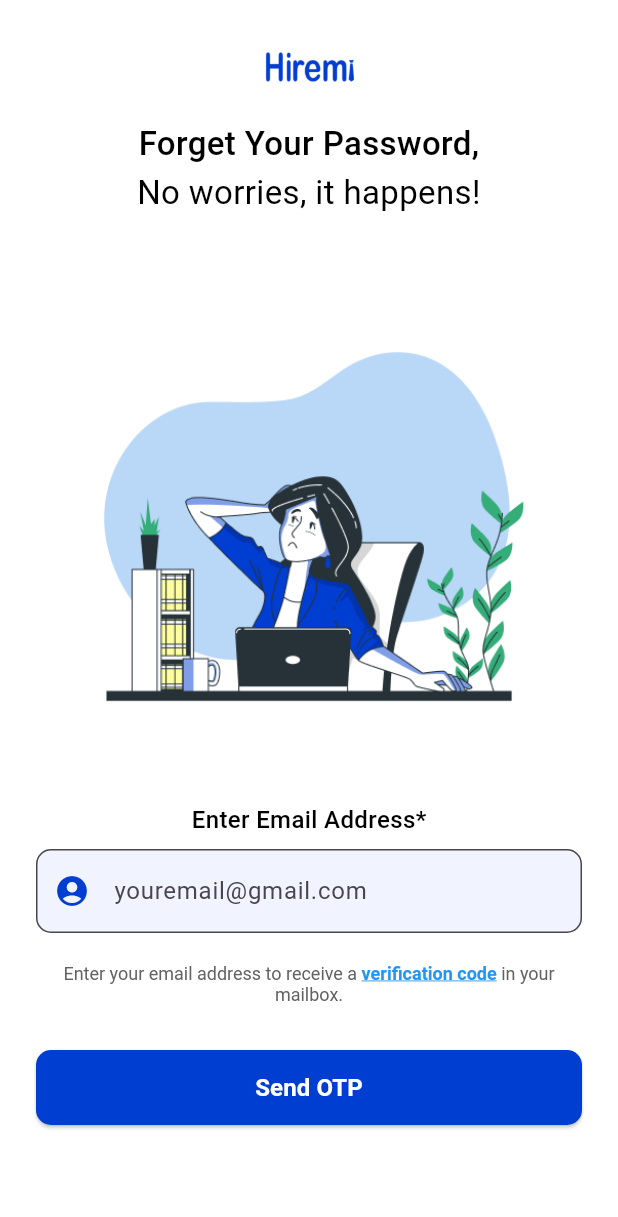
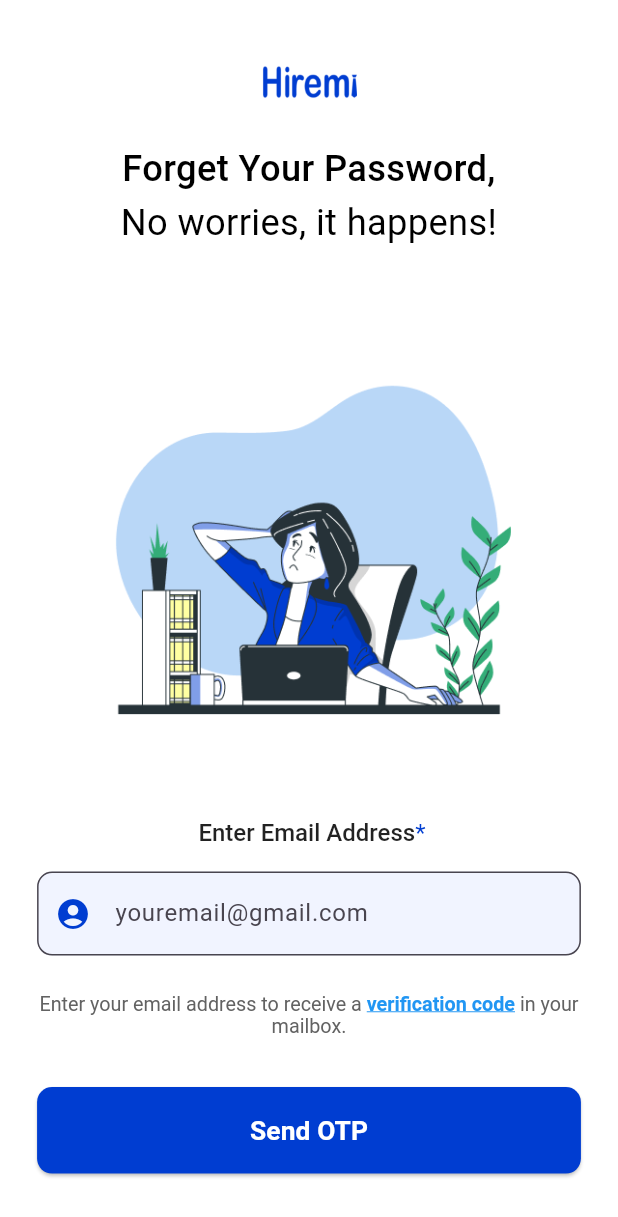
Before and after one commit to GetAnshulAgarwal/Hiremi, a Flutter app: the screen it shows after launch, on a phone screen of 412 x 824 dp. Shown: the top 1217 px of the screen. Run offline on Flutter 3.47's test engine with Material 3 defaults, Android fonts, the phone set to English and light mode, and no system bars; our stand-ins replace flutter_svg; Roboto replaces fonts that are missing (Poppins).

Commit message:
Tanuj Saini code Implementation

```diff
--- /dev/null
+++ b/lib/Const/AppColor.dart
@@ -0,0 +1,42 @@
+import 'dart:ui';
+
+import 'package:flutter/material.dart';
+
+class AppColors {
+  // Primary Colors
+
+  // Primary Colors
+  static const Color primary = Color(0xFFB02721);
+  static const Color primaryLight = Color(0xFFD84315);
+  static const Color primaryDark = Color(0xFF003DD1);
+
+  // Secondary Colors
+  static const Color secondary = Colors.blue;
+
+  // Status Colors
+  static const Color success = Colors.green;
+  static const Color error = Colors.red;
+  static const Color warning = Colors.orange;
+
+  // Neutral Colors
+  static const Color black = Colors.black87;
+  static const Color grey = Colors.grey;
+  static const Color lightGrey = Color(0xFFE0E0E0);
+  static const Color white = Colors.white;
+
+  // Background Colors
+  static const Color background = Colors.white;
+  static const Color surfaceBackground = Color(0xFFF5F5F5);
+
+  // Text Colors
+  static const Color textPrimary = Colors.black87;
+  static const Color textSecondary = Colors.grey;
+  static const Color textLight = Colors.white;
+
+  // Border Colors
+  static const Color border = Color(0xFFE0E0E0);
+
+  // Link Colors
+  static const Color link = Colors.blue;
+  static const Color linkUnderline = Colors.blue;
+}
--- /dev/null
+++ b/lib/Model/enum.dart
@@ -0,0 +1,5 @@
+enum OtpStatus {
+  normal,
+  error,
+  success,
+}
--- a/lib/Screens/password_recovery_page_screen.dart
+++ b/lib/Screens/password_recovery_page_screen.dart
@@ -1,5 +1,6 @@
+import 'package:flutter/gestures.dart';
 import 'package:flutter/material.dart';
-import 'package:flutter/gestures.dart';
+import 'otpScreen.dart'; // Import the OTP screen
 
 import '../colors.dart';
 
@@ -27,6 +28,14 @@ class _PasswordRecoveryPageScreenState
 
   @override
   Widget build(BuildContext context) {
+    final screenHeight = MediaQuery.of(context).size.height;
+    final screenWidth = MediaQuery.of(context).size.width;
+
+    // Helper function for responsive text size
+    double responsiveFontSize(double baseFontSize) {
+      return baseFontSize * screenWidth / 375;
+    }
+
     return Scaffold(
       backgroundColor: AppColors.backgroundColor,
       body: SafeArea(
@@ -38,61 +47,74 @@ class _PasswordRecoveryPageScreenState
             crossAxisAlignment: CrossAxisAlignment.center,
             mainAxisSize: MainAxisSize.min,
             children: [
-              const SizedBox(height: 32),
+              SizedBox(height: screenHeight * 0.05),
 
               // App Logo
               const AppLogo(),
 
-              const SizedBox(height: 20),
+              SizedBox(height: screenHeight * 0.03),
 
               // Forget Password Text
-              const Text(
+              Text(
                 "Forget Your Password,",
                 textAlign: TextAlign.center,
                 style: TextStyle(
                   fontFamily: 'Poppins',
-                  fontSize: 22,
+                  fontSize: responsiveFontSize(22),
                   fontWeight: FontWeight.w500,
                   height: 1.5,
                   color: AppColors.textColor,
                 ),
               ),
-              const Text(
+              Text(
                 "No worries, it happens!",
                 textAlign: TextAlign.center,
                 style: TextStyle(
                   fontFamily: 'Poppins',
-                  fontSize: 22,
+                  fontSize: responsiveFontSize(22),
                   fontWeight: FontWeight.w400,
                   height: 1.5,
                   color: AppColors.textColor,
                 ),
               ),
 
-              const SizedBox(height: 20),
+              SizedBox(height: screenHeight * 0.03),
 
               // Illustration Image
-              _illustrationImage(),
+              _illustrationImage(screenWidth),
 
-              const SizedBox(height: 20),
+              SizedBox(height: screenHeight * 0.03),
 
               // Email Input Label and Field
-              const Padding(
-                padding: EdgeInsets.symmetric(horizontal: 24.0),
-                child: Text(
-                  "Enter Email Address*",
-                  textAlign: TextAlign.left,
+              Padding(
+                  padding: EdgeInsets.symmetric(horizontal: screenWidth * 0.06),
+                  child: Padding(
+                    padding: const EdgeInsets.only(left: 4.0, bottom: 8.0),
+                    child: RichText(
+                      text: const TextSpan(
+                        children: [
+                          TextSpan(
+                            text: "Enter Email Address",
                             style: TextStyle(
-                    fontFamily: 'Poppins',
                               fontSize: 16,
                               fontWeight: FontWeight.w500,
-                    color: AppColors.textColor,
+                              color: Colors.black87,
                             ),
                           ),
+                          TextSpan(
+                            text: "*",
+                            style: TextStyle(
+                              fontSize: 16,
+                              color: AppColors.primaryColor,
                             ),
-              const SizedBox(height: 8),
+                          ),
+                        ],
+                      ),
+                    ),
+                  )),
+              SizedBox(height: screenHeight * 0.01),
               Padding(
-                padding: const EdgeInsets.symmetric(horizontal: 24.0),
+                padding: EdgeInsets.symmetric(horizontal: screenWidth * 0.06),
                 child: Form(
                   key: _formKey,
                   child: TextFormField(
@@ -102,7 +124,7 @@ class _PasswordRecoveryPageScreenState
                       fillColor: AppColors.textFieldFillColor,
                       hintText: PasswordRecoveryPageScreen.emailHint,
                       prefixIcon: const Icon(
-                        Icons.account_circle, // Email Ico
+                        Icons.account_circle,
                         color: AppColors.primaryColor,
                       ),
                       border: OutlineInputBorder(
@@ -128,17 +150,17 @@ class _PasswordRecoveryPageScreenState
                 ),
               ),
 
-              const SizedBox(height: 20),
+              SizedBox(height: screenHeight * 0.03),
 
               // Instruction Text
               Padding(
-                padding: const EdgeInsets.symmetric(horizontal: 24.0),
+                padding: EdgeInsets.symmetric(horizontal: screenWidth * 0.06),
                 child: RichText(
                   textAlign: TextAlign.center,
                   text: TextSpan(
-                    style: const TextStyle(
+                    style: TextStyle(
                       fontFamily: 'Poppins',
-                      fontSize: 12,
+                      fontSize: responsiveFontSize(12),
                       color: AppColors.secondaryTextColor,
                     ),
                     children: [
@@ -162,38 +184,38 @@ class _PasswordRecoveryPageScreenState
                 ),
               ),
 
-              const SizedBox(height: 30),
+              SizedBox(height: screenHeight * 0.04),
 
               // Send OTP Button
               Padding(
-                padding: const EdgeInsets.symmetric(horizontal: 24.0),
+                padding: EdgeInsets.symmetric(horizontal: screenWidth * 0.06),
                 child: ElevatedButton(
                   onPressed: _isButtonEnabled
                       ? () {
                           if (_formKey.currentState?.validate() ?? false) {
-                            _sendOtp();
+                            _sendOtp(context); // Pass context to navigate
                           }
                         }
                       : null,
                   style: ElevatedButton.styleFrom(
                     backgroundColor: AppColors.primaryColor,
-                    minimumSize: const Size(double.infinity, 50),
+                    minimumSize: Size(double.infinity, screenHeight * 0.07),
                     shape: RoundedRectangleBorder(
                       borderRadius: BorderRadius.circular(10),
                     ),
                   ),
-                  child: const Text(
+                  child: Text(
                     "Send OTP",
                     style: TextStyle(
                       color: AppColors.buttonTextColor,
-                      fontSize: 16,
+                      fontSize: responsiveFontSize(16),
                       fontWeight: FontWeight.bold,
                     ),
                   ),
                 ),
               ),
 
-              const SizedBox(height: 50),
+              SizedBox(height: screenHeight * 0.08),
             ],
           ),
         ),
@@ -201,24 +223,35 @@ class _PasswordRecoveryPageScreenState
     );
   }
 
-  void _sendOtp() {
+  void _sendOtp(BuildContext context) {
+    // Disable the button while processing
     setState(() {
       _isButtonEnabled = false;
     });
-    Future.delayed(const Duration(seconds: 2), () {
+
+    Future.delayed(const Duration(seconds: 0), () {
       setState(() {
         _isButtonEnabled = true;
       });
+
+      // Navigate to OTP screen after sending OTP
+      Navigator.push(
+        context,
+        MaterialPageRoute(
+          builder: (context) => const OTPVerificationScreen(),
+        ),
+      );
     });
+
     debugPrint("OTP sent to ${_emailController.text}");
   }
 
-  Widget _illustrationImage() {
+  Widget _illustrationImage(double screenWidth) {
     return Center(
       child: Image.asset(
         'assets/images/illustration.png',
-        width: 350,
-        height: 350,
+        width: screenWidth * 0.8,
+        height: screenWidth * 0.8,
         fit: BoxFit.contain,
       ),
     );
@@ -230,10 +263,12 @@ class AppLogo extends StatelessWidget {
 
   @override
   Widget build(BuildContext context) {
+    final screenWidth = MediaQuery.of(context).size.width;
+
     return Image.asset(
       'assets/images/hireme.png',
-      width: 60.08,
-      height: 27,
+      width: screenWidth * 0.16,
+      height: screenWidth * 0.07,
     );
   }
 }
--- a/pubspec.yaml
+++ b/pubspec.yaml
@@ -35,6 +35,7 @@ dependencies:
   # The following adds the Cupertino Icons font to your application.
   # Use with the CupertinoIcons class for iOS style icons.
   cupertino_icons: ^1.0.8
+  flutter_svg:
 
 dev_dependencies:
   flutter_test:
@@ -55,6 +56,10 @@ flutter:
   assets:
     - assets/images/hireme.png
     - assets/images/illustration.png
+    - assets/images/main.png
+    - assets/images/optImage.svg
+    - assets/images/main.svg
+    - assets/images/icon.svg
 
   # The following line ensures that the Material Icons font is
   # included with your application, so that you can use the icons in
```
Also changed, not shown: lib/Screens/otpScreen.dart (added, +205 -0 lines), lib/Screens/timeResend.dart (added, +76 -0 lines), lib/Widgets/otpInput.dart (added, +99 -0 lines), assets/images/icon.svg (added), assets/images/main.png (added), assets/images/main.svg (added), assets/images/optImage.svg (added), pubspec.lock. Lines whose indentation alone changed are shown as unchanged.
